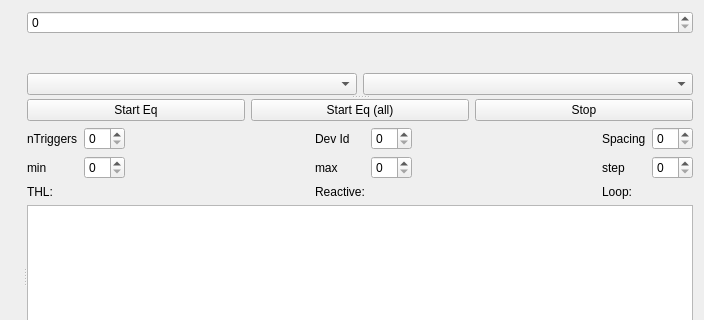
Above: SpidrMpx3Eq/qcstmequalization.ui from navrit/dexter before the change; both pictures show x 0 to 704 and y 0 to 320 of the 704 by 551 pixel window. Below: the same form after it.
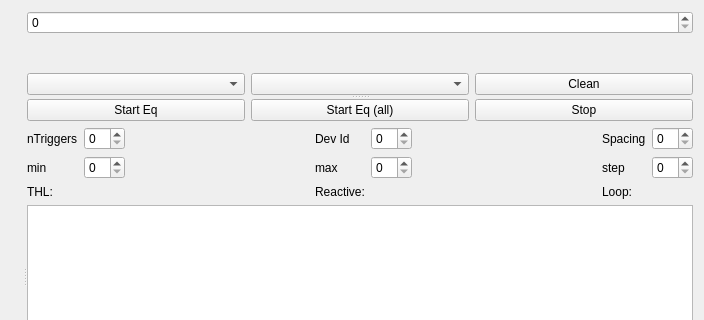
That is the form after the change. Custom widgets are drawn as their Qt base class.

What changed in the file:
```diff
--- a/SpidrMpx3Eq/qcstmequalization.ui
+++ b/SpidrMpx3Eq/qcstmequalization.ui
@@ -60,6 +60,13 @@
           <item>
            <widget class="QComboBox" name="equalizationHeatmapCombo"/>
           </item>
+          <item>
+           <widget class="QPushButton" name="_cleanEq">
+            <property name="text">
+             <string>Clean</string>
+            </property>
+           </widget>
+          </item>
          </layout>
         </item>
        </layout>
```
